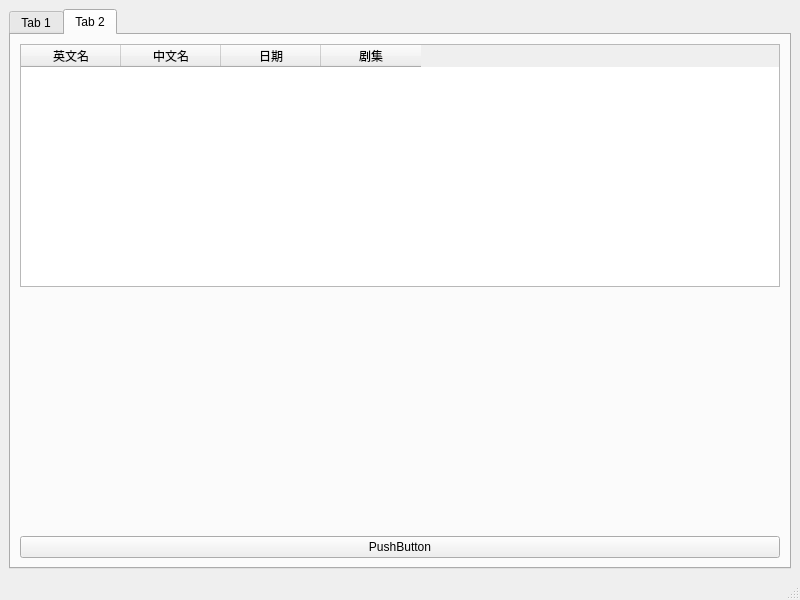
xuyuliang/sprawl, file ui_sprawl.ui: the form before one commit.
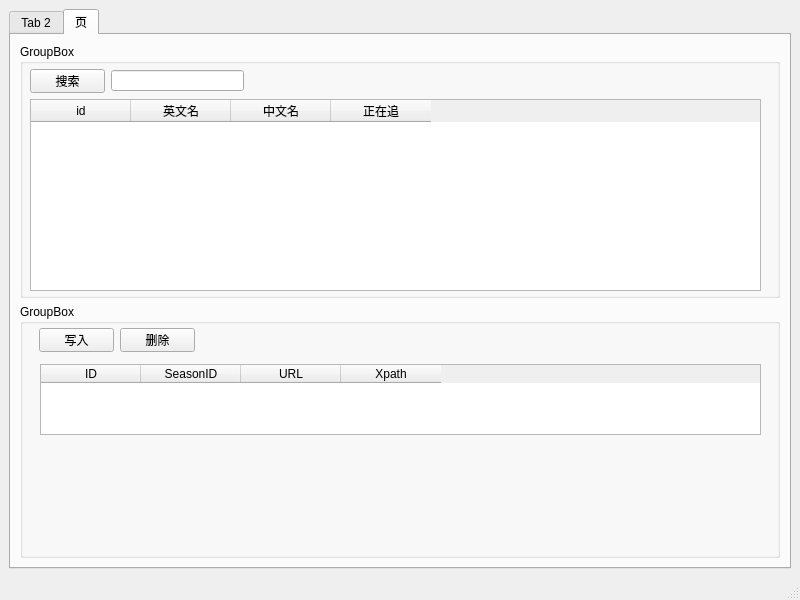
The form after the commit.

Diff of the .ui file:
```diff
--- a/ui_sprawl.ui
+++ b/ui_sprawl.ui
@@ -20,30 +20,6 @@
       <property name="currentIndex">
        <number>1</number>
       </property>
-      <widget class="QWidget" name="tab1">
-       <attribute name="title">
-        <string>Tab 1</string>
-       </attribute>
-       <layout class="QVBoxLayout" name="verticalLayout_3">
-        <item>
-         <layout class="QGridLayout" name="gridLayout">
-          <item row="0" column="0">
-           <widget class="QPushButton" name="pushButton">
-            <property name="contextMenuPolicy">
-             <enum>Qt::PreventContextMenu</enum>
-            </property>
-            <property name="text">
-             <string>PushButton</string>
-            </property>
-           </widget>
-          </item>
-          <item row="1" column="0">
-           <widget class="QLineEdit" name="lineEdit"/>
-          </item>
-         </layout>
-        </item>
-       </layout>
-      </widget>
       <widget class="QWidget" name="tab_2">
        <attribute name="title">
         <string>Tab 2</string>
@@ -53,6 +29,11 @@
          <layout class="QVBoxLayout" name="verticalLayout_4">
           <item>
            <widget class="QTableWidget" name="tableWidget">
+            <column>
+             <property name="text">
+              <string>ID</string>
+             </property>
+            </column>
             <column>
              <property name="text">
               <string>英文名</string>
@@ -68,25 +49,14 @@
               <string>日期</string>
              </property>
             </column>
-            <column>
-             <property name="text">
-              <string>剧集</string>
-             </property>
-            </column>
            </widget>
           </item>
           <item>
-           <spacer name="verticalSpacer">
-            <property name="orientation">
-             <enum>Qt::Vertical</enum>
+           <widget class="QTextBrowser" name="textBrowser">
+            <property name="openExternalLinks">
+             <bool>true</bool>
             </property>
-            <property name="sizeHint" stdset="0">
-             <size>
-              <width>20</width>
-              <height>40</height>
-             </size>
-            </property>
-           </spacer>
+           </widget>
           </item>
           <item>
            <widget class="QPushButton" name="pushButton_2">
@@ -99,6 +69,145 @@
         </item>
        </layout>
       </widget>
+      <widget class="QWidget" name="tab">
+       <attribute name="title">
+        <string>页</string>
+       </attribute>
+       <layout class="QVBoxLayout" name="verticalLayout_6">
+        <item>
+         <widget class="QGroupBox" name="groupBox_2">
+          <property name="title">
+           <string>GroupBox</string>
+          </property>
+          <widget class="QTableWidget" name="tableSearchURL">
+           <property name="geometry">
+            <rect>
+             <x>10</x>
+             <y>55</y>
+             <width>731</width>
+             <height>192</height>
+            </rect>
+           </property>
+           <property name="selectionMode">
+            <enum>QAbstractItemView::SingleSelection</enum>
+           </property>
+           <property name="selectionBehavior">
+            <enum>QAbstractItemView::SelectRows</enum>
+           </property>
+           <column>
+            <property name="text">
+             <string>id</string>
+            </property>
+           </column>
+           <column>
+            <property name="text">
+             <string>英文名</string>
+            </property>
+           </column>
+           <column>
+            <property name="text">
+             <string>中文名</string>
+            </property>
+           </column>
+           <column>
+            <property name="text">
+             <string>正在追</string>
+            </property>
+           </column>
+          </widget>
+          <widget class="QPushButton" name="btnSearchDownloadURL">
+           <property name="geometry">
+            <rect>
+             <x>10</x>
+             <y>25</y>
+             <width>75</width>
+             <height>24</height>
+            </rect>
+           </property>
+           <property name="contextMenuPolicy">
+            <enum>Qt::PreventContextMenu</enum>
+           </property>
+           <property name="text">
+            <string>搜索</string>
+           </property>
+          </widget>
+          <widget class="QLineEdit" name="edtName">
+           <property name="geometry">
+            <rect>
+             <x>91</x>
+             <y>26</y>
+             <width>133</width>
+             <height>21</height>
+            </rect>
+           </property>
+          </widget>
+         </widget>
+        </item>
+        <item>
+         <widget class="QGroupBox" name="groupBox_3">
+          <property name="title">
+           <string>GroupBox</string>
+          </property>
+          <widget class="QPushButton" name="btnDeleteDownloadURL">
+           <property name="geometry">
+            <rect>
+             <x>100</x>
+             <y>24</y>
+             <width>75</width>
+             <height>24</height>
+            </rect>
+           </property>
+           <property name="text">
+            <string>删除</string>
+           </property>
+          </widget>
+          <widget class="QPushButton" name="btnInsertDowloadURL">
+           <property name="geometry">
+            <rect>
+             <x>19</x>
+             <y>24</y>
+             <width>75</width>
+             <height>24</height>
+            </rect>
+           </property>
+           <property name="text">
+            <string>写入</string>
+           </property>
+          </widget>
+          <widget class="QTableWidget" name="tableDownload">
+           <property name="geometry">
+            <rect>
+             <x>20</x>
+             <y>60</y>
+             <width>721</width>
+             <height>71</height>
+            </rect>
+           </property>
+           <column>
+            <property name="text">
+             <string>ID</string>
+            </property>
+           </column>
+           <column>
+            <property name="text">
+             <string>SeasonID</string>
+            </property>
+           </column>
+           <column>
+            <property name="text">
+             <string>URL</string>
+            </property>
+           </column>
+           <column>
+            <property name="text">
+             <string>Xpath</string>
+            </property>
+           </column>
+          </widget>
+         </widget>
+        </item>
+       </layout>
+      </widget>
      </widget>
     </item>
    </layout>
```
Left out of the diff: 19 changed lines with no effect on the pictures.
